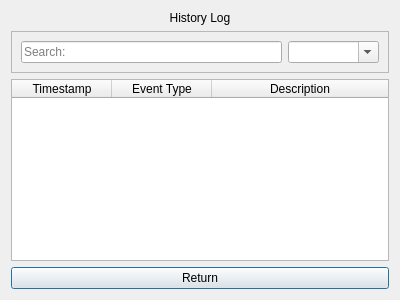
xHWAHx/InsulinPumpSimulator-Group35, file code/history.ui: the form before one commit.
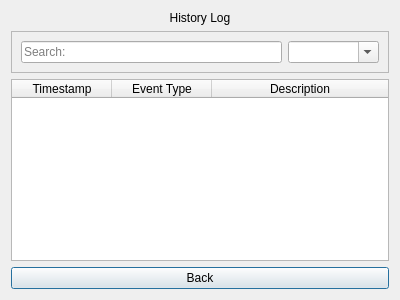
The form after the commit.

Diff of the .ui file:
```diff
--- a/code/history.ui
+++ b/code/history.ui
@@ -93,7 +93,7 @@
    <item>
     <widget class="QPushButton" name="pushButton">
      <property name="text">
-      <string>Return</string>
+      <string>Back</string>
      </property>
     </widget>
    </item>
```
